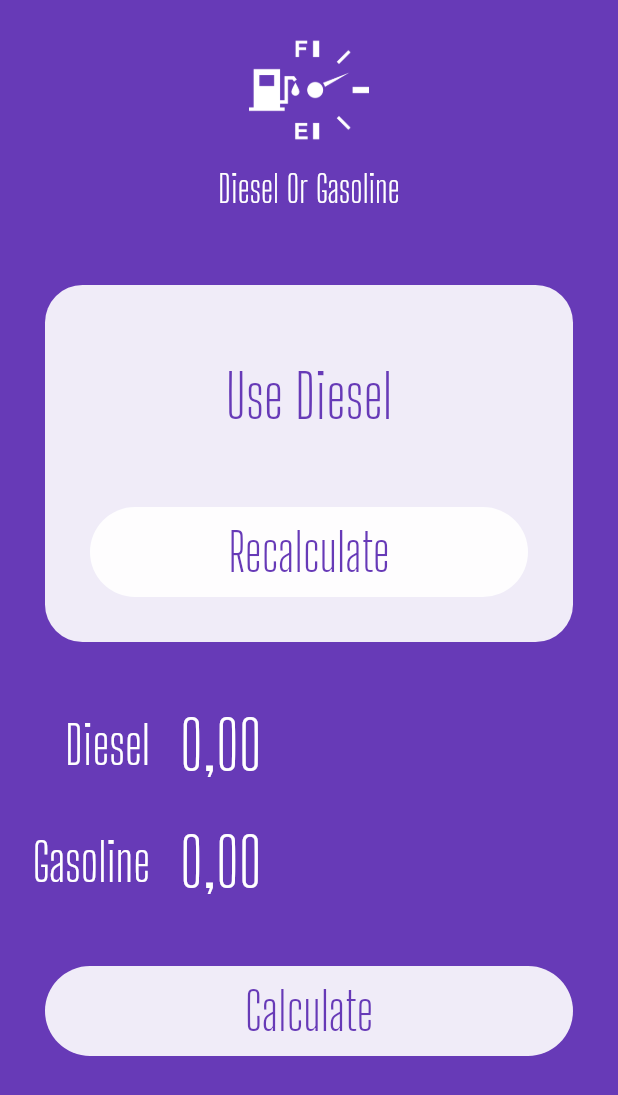
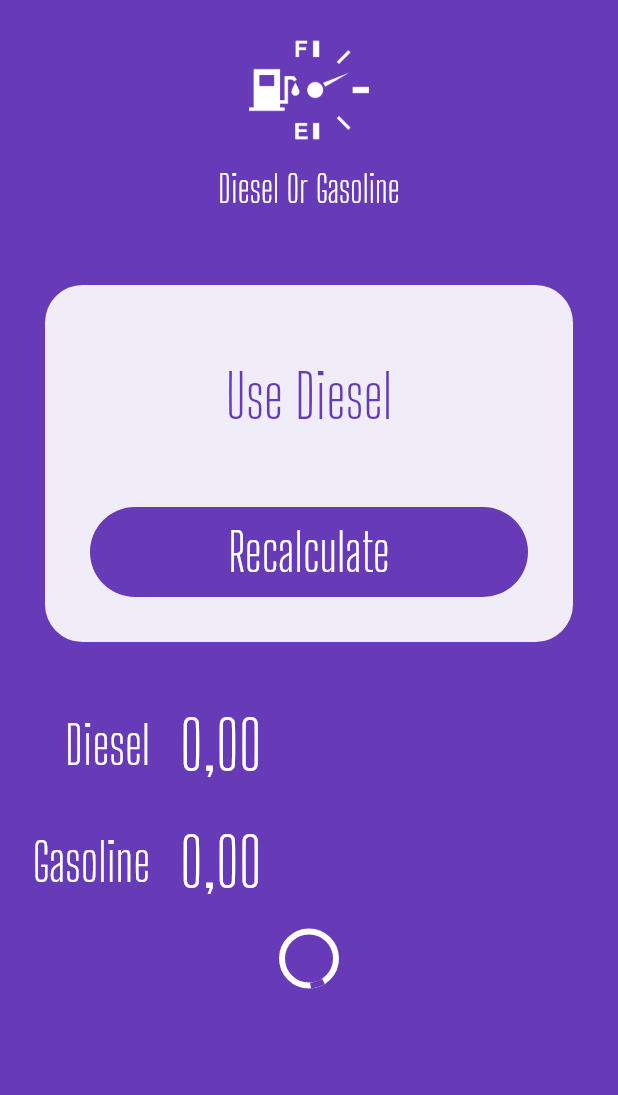
Before and after one commit to wendellarnald/flutter-fuel, a Flutter app: the screen it shows after launch, on a phone screen of 412 x 824 dp. Shown: the top 1095 px of the screen. Run offline on Flutter 3.47's test engine with Material 2 defaults, Android fonts, the phone set to English and light mode, and no system bars; our stand-ins replace flutter_masked_text.

Commit message:
Include loading button in app

```diff
--- a/lib/main.dart
+++ b/lib/main.dart
@@ -1,6 +1,7 @@
 import 'package:flutter/material.dart';
 import 'package:flutter_masked_text/flutter_masked_text.dart';
 import 'package:fuel/widgets/input.widget.dart';
+import 'package:fuel/widgets/loading-button.widget.dart';
 import 'package:fuel/widgets/logo.widget.dart';
 
 void main() {
@@ -55,26 +56,11 @@ class HomePage extends StatelessWidget {
                 SizedBox(
                   height: 20,
                 ),
-                Container(
-                  margin: EdgeInsets.all(30),
-                  height: 60,
-                  width: double.infinity,
-                  decoration: BoxDecoration(
-                    color: Colors.white.withOpacity(0.9),
-                    borderRadius: BorderRadius.circular(60),
-                  ),
-                  child: FlatButton(
-                    child: Text(
-                      "Recalculate",
-                      style: TextStyle(
-                        color: Theme.of(context).primaryColor,
-                        fontSize: 35,
-                        fontFamily: "Big Shoulders Display",
-                      ),
-                    ),
-                    onPressed: () {},
-                  ),
-                ),
+                LoadingButton(
+                    busy: false,
+                    func: () {},
+                    invert: true,
+                    text: "Recalculate"),
               ],
             ),
           ),
@@ -86,25 +72,8 @@ class HomePage extends StatelessWidget {
             label: "Gasoline",
             ctrl: _gasolineController,
           ),
-          Container(
-            margin: EdgeInsets.all(30),
-            height: 60,
-            decoration: BoxDecoration(
-              color: Colors.white.withOpacity(0.9),
-              borderRadius: BorderRadius.circular(60),
-            ),
-            child: FlatButton(
-              child: Text(
-                "Calculate",
-                style: TextStyle(
-                  color: Theme.of(context).primaryColor,
-                  fontSize: 35,
-                  fontFamily: "Big Shoulders Display",
-                ),
-              ),
-              onPressed: () {},
-            ),
-          ),
+          LoadingButton(
+              busy: true, func: () {}, invert: false, text: "Calculate"),
         ],
       ),
     );
--- /dev/null
+++ b/lib/widgets/loading-button.widget.dart
@@ -0,0 +1,49 @@
+import 'package:flutter/material.dart';
+
+class LoadingButton extends StatelessWidget {
+  var busy = false;
+  var invert = false;
+  Function func;
+  var text = "";
+
+  LoadingButton({
+    @required this.busy,
+    @required this.func,
+    @required this.invert,
+    @required this.text,
+  });
+
+  @override
+  Widget build(BuildContext context) {
+    return busy
+        ? Container(
+            alignment: Alignment.center,
+            height: 50,
+            child: CircularProgressIndicator(
+              backgroundColor: Colors.white,
+            ),
+          )
+        : Container(
+            margin: EdgeInsets.all(30),
+            height: 60,
+            width: double.infinity,
+            decoration: BoxDecoration(
+              color: invert
+                  ? Theme.of(context).primaryColor
+                  : Colors.white.withOpacity(0.9),
+              borderRadius: BorderRadius.circular(60),
+            ),
+            child: FlatButton(
+              child: Text(
+                text,
+                style: TextStyle(
+                  color: invert ? Colors.white : Theme.of(context).primaryColor,
+                  fontSize: 35,
+                  fontFamily: "Big Shoulders Display",
+                ),
+              ),
+              onPressed: func,
+            ),
+          );
+  }
+}
```
